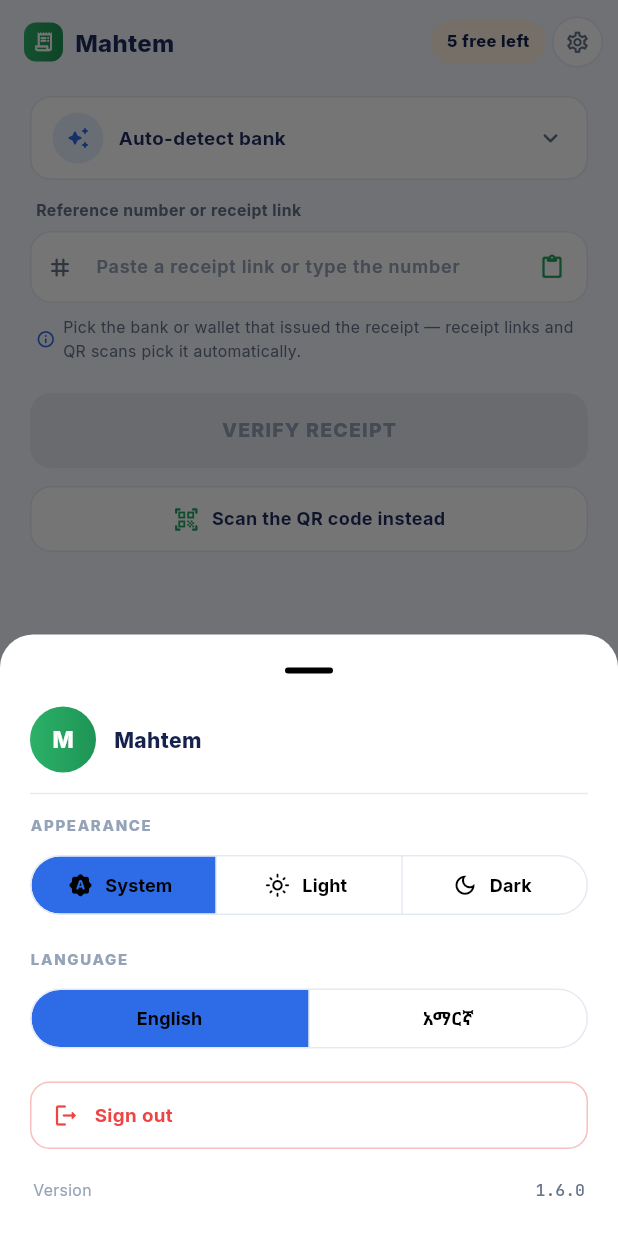
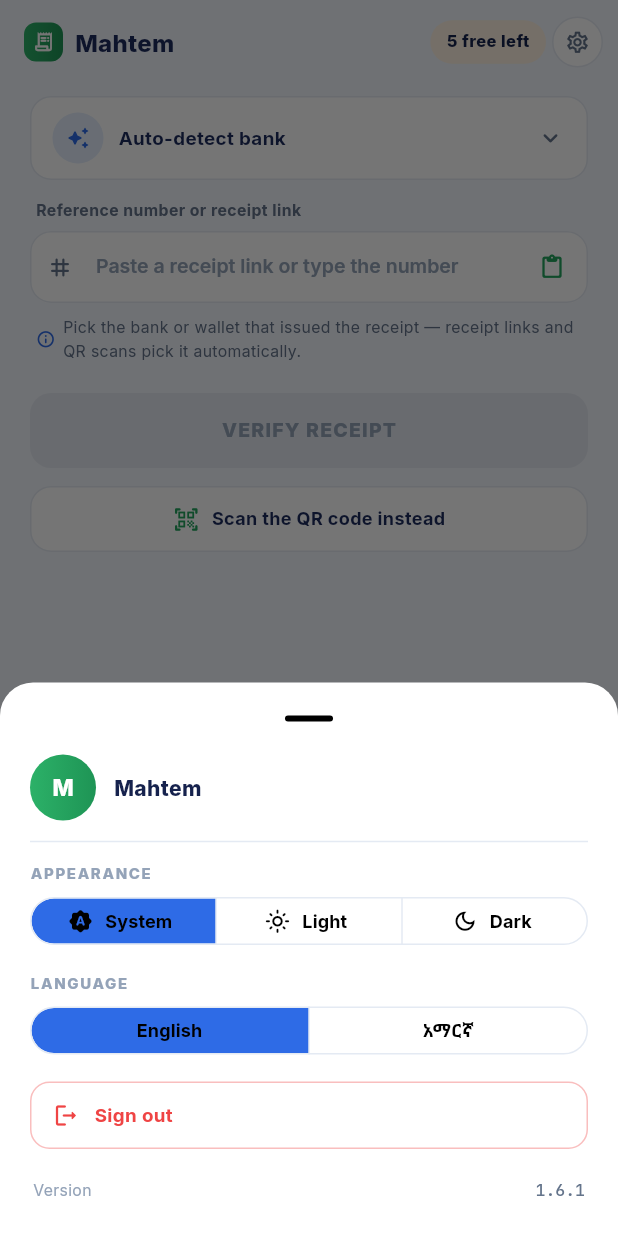
Before and after one commit to L3von36/cheki-mobile, a Flutter app: the HomeScreen screen opened directly, after a tap on the "settings" icon, on a phone screen of 412 x 824 dp. Run offline on Flutter 3.47's test engine with Material 3 defaults, Android fonts, the phone set to English and light mode, and no system bars; our stand-ins replace flutter_secure_storage, google_fonts, image_picker, package_info_plus, permission_handler, share_plus and 1 more; missing offline and left inert: android_id, cryptography, mobile_scanner, pointycastle; accounts and stored records are empty.

Commit message:
Fix the two v1.6.0 UX bugs: dead auth submit button + broken Amharic UI (v1.6.1)
Create-account / sign-in button never enabled:
- TextField doesn't rebuild its parent while typing, so _formComplete
  stayed false forever and the button was permanently disabled.
  Both screens now listen to their controllers and rebuild on keystrokes.

Amharic UI broken after switching language:
- Noto Sans Ethiopic now ships BUNDLED (assets/fonts + pubspec) — no
  more runtime google_fonts download that lagged/fell back to a font
  with no Ge'ez glyphs on offline or first-run devices
- Custom MaterialLocalizations + CupertinoLocalizations delegates for
  'am' — kills the 'locale am is not supported' boot warning and puts
  copy/paste/select menus in Amharic (flutter_localizations has no am)
- InputDecorator hint/helper/error styles, ListTile and Chip theme
  styles now carry the resolved family — these REPLACE the ambient
  style, so Amharic hints rendered in a glyph-less font before
- Ethiopic heading line heights 1.15 -> 1.3 (tall diacritics clipped)
- SegmentedButtons compacted (visualDensity + tighter padding) with
  single-line labels — no more yellow/black overflow stripes in the
  settings sheet on 320dp phones
- Prompt rows and scan button label are Flexible now — long localized
  strings wrap instead of overflowing on narrow devices
- Letter-spacing 0.8 -> 0.2 on big buttons and section labels in
  Amharic (tracking is a Latin-only device, Ethiopic looked stretched)
- App-bar title/license chip made overflow-safe

Tests:
- test/amharic_layout_test.dart — full user-path walks (create account
  -> home -> settings -> theme switch -> sign out -> sign in -> history)
  at 360x740, 320x600 and English 320x600 asserting zero layout
  exceptions with the real bundled font metrics

flutter analyze: 0 issues; flutter test: all 196 pass

```diff
--- /dev/null
+++ b/lib/core/localization/am_material_localizations.dart
@@ -0,0 +1,75 @@
+import 'package:flutter/cupertino.dart';
+import 'package:flutter/material.dart';
+
+/// Material localizations for Amharic — Flutter's built-in
+/// [DefaultMaterialLocalizations] only speaks English, and `am` is not
+/// in flutter_localizations' supported list. Without this delegate every
+/// boot in Amharic logs "locale am is not supported" and system menus
+/// (copy / paste / select) render in English inside an Amharic UI.
+///
+/// Everything we don't override falls back to the English defaults —
+/// harmless, because Mahtem shows its own localized strings everywhere.
+class _AmMaterialLocalizations extends DefaultMaterialLocalizations {
+  const _AmMaterialLocalizations();
+
+  // ── text-selection toolbar (the strings users actually see) ─────────
+  @override
+  String get copyButtonLabel => 'ቅዳ';
+  @override
+  String get cutButtonLabel => 'ቁረጥ';
+  @override
+  String get pasteButtonLabel => 'ለጥፍ';
+  @override
+  String get selectAllButtonLabel => 'ሁሉንም ምረጥ';
+  @override
+  String get lookUpButtonLabel => 'ፈልግ';
+  @override
+  String get searchWebButtonLabel => 'በድረ-ገጽ ፈልግ';
+  @override
+  String get shareButtonLabel => 'አጋራ';
+
+  // ── common tooltips ─────────────────────────────────────────────────
+  @override
+  String get backButtonTooltip => 'ተመለስ';
+  @override
+  String get closeButtonTooltip => 'ዝጋ';
+}
+
+/// Same idea for Cupertino localizations — nothing Amharic-specific to
+/// override (no cupertino surfaces in Mahtem), but claiming support for
+/// `am` keeps the localization warning out of every boot.
+class MahtemCupertinoLocalizationsDelegate
+    extends LocalizationsDelegate<CupertinoLocalizations> {
+  const MahtemCupertinoLocalizationsDelegate();
+
+  @override
+  bool isSupported(Locale locale) =>
+      const {'en', 'am'}.contains(locale.languageCode);
+
+  @override
+  Future<CupertinoLocalizations> load(Locale locale) async =>
+      const DefaultCupertinoLocalizations();
+
+  @override
+  bool shouldReload(MahtemCupertinoLocalizationsDelegate old) => false;
+}
+
+/// Ships English (Flutter defaults) and the Amharic overrides above, so
+/// MaterialApp.locale = am no longer warns and selection menus localize.
+class MahtemLocalizationsDelegate
+    extends LocalizationsDelegate<MaterialLocalizations> {
+  const MahtemLocalizationsDelegate();
+
+  @override
+  bool isSupported(Locale locale) =>
+      const {'en', 'am'}.contains(locale.languageCode);
+
+  @override
+  Future<MaterialLocalizations> load(Locale locale) async =>
+      locale.languageCode == 'am'
+      ? const _AmMaterialLocalizations()
+      : const DefaultMaterialLocalizations();
+
+  @override
+  bool shouldReload(MahtemLocalizationsDelegate old) => false;
+}
--- a/lib/ui/screens/home_screen.dart
+++ b/lib/ui/screens/home_screen.dart
@@ -168,6 +168,7 @@ class _HomeScreenState extends State<HomeScreen> {
     AppStrings strings,
   ) {
     final active = controller.canVerify || controller.isVerifying;
+    final isAmharic = context.watch<LocaleController>().isAmharic;
     return Pressable(
       onTap: controller.canVerify ? () => runVerificationFlow(context) : null,
       child: Container(
@@ -201,7 +202,7 @@ class _HomeScreenState extends State<HomeScreen> {
                             : MahtemPalette.lInkFaint),
                   fontSize: 13,
                   fontWeight: FontWeight.w800,
-                  letterSpacing: 0.8,
+                  letterSpacing: isAmharic ? 0.2 : 0.8,
                 ),
               ),
       ),
@@ -230,13 +231,17 @@ class _HomeScreenState extends State<HomeScreen> {
             ),
           ),
           const SizedBox(width: 8),
-          Text(
+          Flexible(
+            child: Text(
               'Mahtem',
+              maxLines: 1,
+              overflow: TextOverflow.ellipsis,
               style: TextStyle(
                 color: isDark ? MahtemPalette.dInk : MahtemPalette.navy,
                 fontSize: 16,
                 fontWeight: FontWeight.w800,
                 letterSpacing: 0.2,
+              ),
             ),
           ),
         ],
@@ -320,6 +325,7 @@ class _LicenseChip extends StatelessWidget {
         context,
       ).push<bool>(MaterialPageRoute(builder: (_) => const PaywallScreen())),
       child: Container(
+        constraints: const BoxConstraints(maxWidth: 150),
         padding: const EdgeInsets.symmetric(horizontal: 11, vertical: 6),
         decoration: BoxDecoration(
           color: bg,
@@ -327,6 +333,8 @@ class _LicenseChip extends StatelessWidget {
         ),
         child: Text(
           label,
+          maxLines: 1,
+          overflow: TextOverflow.ellipsis,
           style: TextStyle(
             color: fg,
             fontSize: 11,
@@ -517,10 +525,7 @@ class _Field extends StatelessWidget {
           ),
           decoration: InputDecoration(
             hintText: hint,
-            hintStyle: TextStyle(
-              color: isDark ? MahtemPalette.dInkFaint : MahtemPalette.lInkFaint,
-              fontSize: 12,
-            ),
+            // Hint font comes from the theme (family-aware in Amharic).
             prefixIcon: Icon(
               icon,
               size: 18,
@@ -681,12 +686,18 @@ class _ScanAltButton extends StatelessWidget {
               size: 18,
             ),
             const SizedBox(width: 8),
-            Text(
+            // Flexible: the label wraps instead of overflowing on very
+            // narrow screens.
+            Flexible(
+              child: Text(
                 strings.scanQrInstead,
+                maxLines: 1,
+                overflow: TextOverflow.ellipsis,
                 style: TextStyle(
                   color: isDark ? MahtemPalette.dInk : MahtemPalette.navy,
                   fontSize: 12,
                   fontWeight: FontWeight.w700,
+                ),
               ),
             ),
           ],
--- a/lib/ui/widgets/settings_sheet.dart
+++ b/lib/ui/widgets/settings_sheet.dart
@@ -47,21 +47,31 @@ class SettingsSheet extends StatelessWidget {
             _SectionLabel(strings.appearanceSection),
             const SizedBox(height: 8),
             SegmentedButton<ThemeMode>(
+              // Compact segments so the three Amharic labels + icons fit
+              // even on 320dp phones — the default padding overflows and
+              // paints yellow/black stripes (the "ugly UI" bug).
+              style: const ButtonStyle(
+                visualDensity: VisualDensity.compact,
+                tapTargetSize: MaterialTapTargetSize.shrinkWrap,
+                padding: WidgetStatePropertyAll(
+                  EdgeInsets.symmetric(horizontal: 9),
+                ),
+              ),
               segments: [
                 ButtonSegment(
                   value: ThemeMode.system,
                   icon: const Icon(Icons.brightness_auto_rounded, size: 17),
-                  label: Text(strings.themeSystem),
+                  label: _SegmentLabel(strings.themeSystem),
                 ),
                 ButtonSegment(
                   value: ThemeMode.light,
                   icon: const Icon(Icons.light_mode_outlined, size: 17),
-                  label: Text(strings.themeLight),
+                  label: _SegmentLabel(strings.themeLight),
                 ),
                 ButtonSegment(
                   value: ThemeMode.dark,
                   icon: const Icon(Icons.dark_mode_outlined, size: 17),
-                  label: Text(strings.themeDark),
+                  label: _SegmentLabel(strings.themeDark),
                 ),
               ],
               selected: {theme.mode},
@@ -73,9 +83,16 @@ class SettingsSheet extends StatelessWidget {
             _SectionLabel(strings.languageSection),
             const SizedBox(height: 8),
             SegmentedButton<AppLocale>(
+              style: const ButtonStyle(
+                visualDensity: VisualDensity.compact,
+                tapTargetSize: MaterialTapTargetSize.shrinkWrap,
+                padding: WidgetStatePropertyAll(
+                  EdgeInsets.symmetric(horizontal: 9),
+                ),
+              ),
               segments: [
                 for (final l in AppLocale.values)
-                  ButtonSegment(value: l, label: Text(l.label)),
+                  ButtonSegment(value: l, label: _SegmentLabel(l.label)),
               ],
               selected: {locale.locale},
               onSelectionChanged: (selection) =>
@@ -132,6 +149,26 @@ class SettingsSheet extends StatelessWidget {
       await auth.signOut();
       // The auth gate swaps to the sign-in screen on its own.
     }
+  }
+}
+
+/// Single-line, never-wrapping segment label — the last-resort ellipsis
+/// keeps a long localized label from painting overflow stripes inside a
+/// segment; the compact segment style makes ellipsis unreachable in
+/// practice on real screens.
+class _SegmentLabel extends StatelessWidget {
+  final String text;
+
+  const _SegmentLabel(this.text);
+
+  @override
+  Widget build(BuildContext context) {
+    return Text(
+      text,
+      maxLines: 1,
+      softWrap: false,
+      overflow: TextOverflow.ellipsis,
+    );
   }
 }
 
@@ -206,13 +243,17 @@ class _SectionLabel extends StatelessWidget {
   @override
   Widget build(BuildContext context) {
     final isDark = Theme.of(context).brightness == Brightness.dark;
+    final isAmharic = context.watch<LocaleController>().isAmharic;
+    // Ethiopic script has no case and wide glyphs — heavy tracking and
+    // uppercase transforms only make it look stretched and broken.
+    final label = isAmharic ? text : text.toUpperCase();
     return Text(
-      text.toUpperCase(),
+      label,
       style: TextStyle(
         color: isDark ? MahtemPalette.dInkFaint : MahtemPalette.lInkFaint,
         fontSize: 10,
         fontWeight: FontWeight.w800,
-        letterSpacing: 1.1,
+        letterSpacing: isAmharic ? 0.3 : 1.1,
       ),
     );
   }
```
Also changed, not shown: lib/app.dart (+9 -0 lines), lib/theme/mahtem_theme.dart (+34 -19 lines), lib/ui/screens/auth/auth_shared.dart (+5 -5 lines), lib/ui/screens/auth/create_account_screen.dart (+27 -3 lines), lib/ui/screens/auth/sign_in_screen.dart (+23 -3 lines), pubspec.yaml (+17 -1 lines), assets/fonts/NotoSansEthiopic-Bold.ttf (added), assets/fonts/NotoSansEthiopic-ExtraBold.ttf (added), assets/fonts/NotoSansEthiopic-Medium.ttf (added), assets/fonts/NotoSansEthiopic-Regular.ttf (added), assets/fonts/NotoSansEthiopic-SemiBold.ttf (added), 1 other file. Lines whose indentation alone changed are shown as unchanged.
